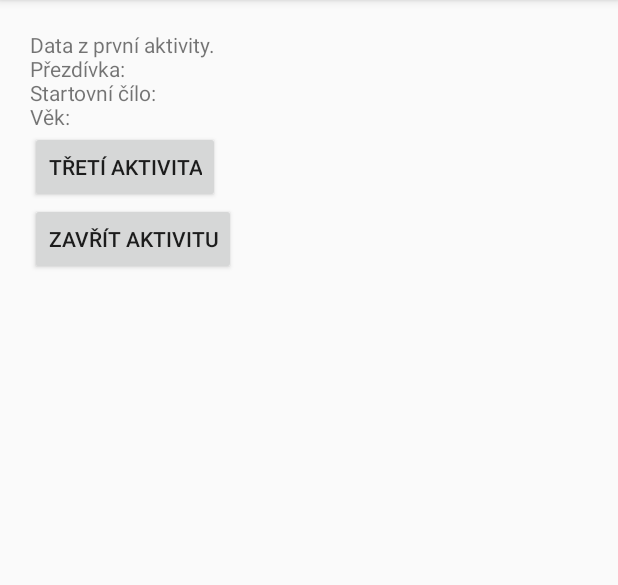
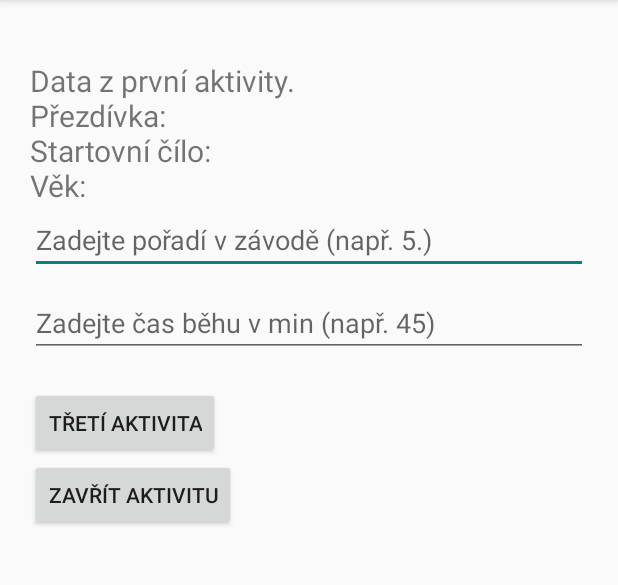
Before and after one commit to NikolaDvorakova11/-github-nd-pma-2025, an Android app: the screen it shows after launch (SecondActivity), after a tap on "ODESLAT DATA", on a phone screen of 412 x 824 dp, the part 84-669 px from its top. Run offline under Robolectric (Android 15) with nearby library versions, the phone set to English and light mode, and no system bars.

```diff
--- a/MyApp004MoreActivities/app/src/main/res/layout/activity_second.xml
+++ b/MyApp004MoreActivities/app/src/main/res/layout/activity_second.xml
@@ -15,7 +15,26 @@
         android:id="@+id/twInfo"
         android:layout_width="wrap_content"
         android:layout_height="wrap_content"
-        android:text="Data z první aktivity:"/>
+        android:text="Data z první aktivity:"
+        android:layout_marginTop="20dp"
+        android:textSize="20sp"/>
+
+    <EditText
+        android:id="@+id/etPosition"
+        android:layout_width="match_parent"
+        android:layout_height="wrap_content"
+        android:hint="Zadejte pořadí v závodě (např. 5.)"
+        android:inputType="number"
+        android:layout_marginBottom="10dp" />
+
+    <!-- Nové pole: čas běhu -->
+    <EditText
+        android:id="@+id/etRunTime"
+        android:layout_width="match_parent"
+        android:layout_height="wrap_content"
+        android:hint="Zadejte čas běhu v min (např. 45)"
+        android:inputType="number"
+        android:layout_marginBottom="20dp" />
 
     <Button
         android:id="@+id/btnThirdAct"
```
Also changed, not shown: MyApp004MoreActivities/app/src/main/java/com/example/myapp004moreactivities/SecondActivity.kt (+19 -2 lines), MyApp004MoreActivities/app/src/main/java/com/example/myapp004moreactivities/ThirdActivity.kt (+16 -0 lines), MyApp004MoreActivities/app/src/main/res/layout/activity_third.xml (+21 -3 lines).
